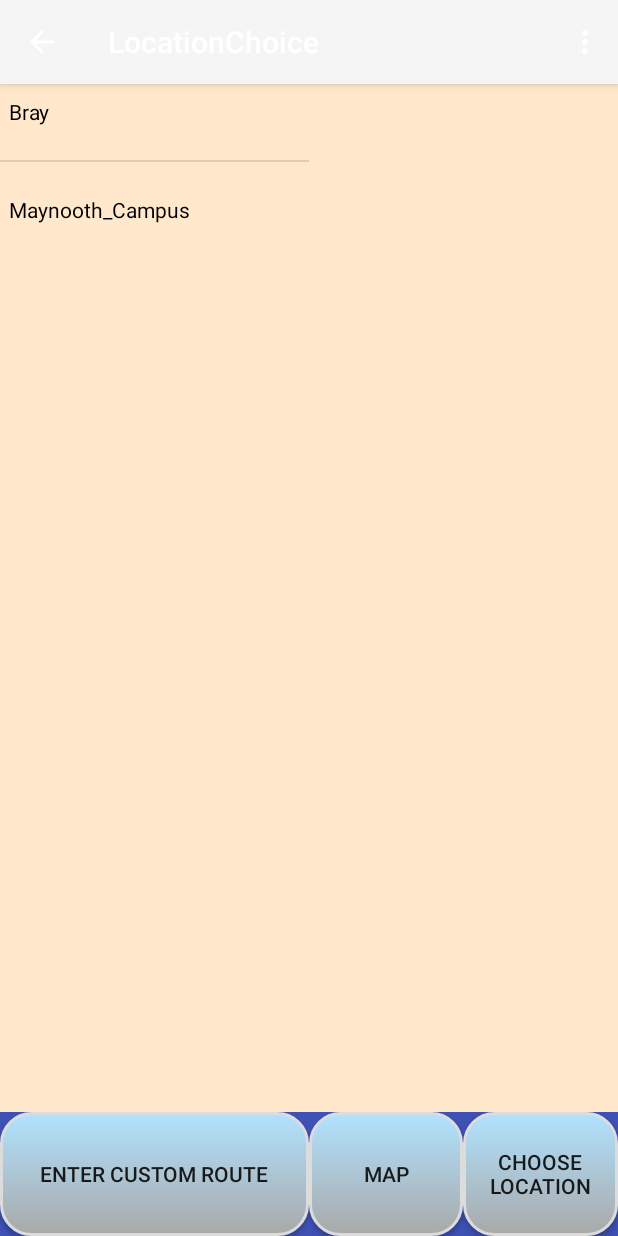
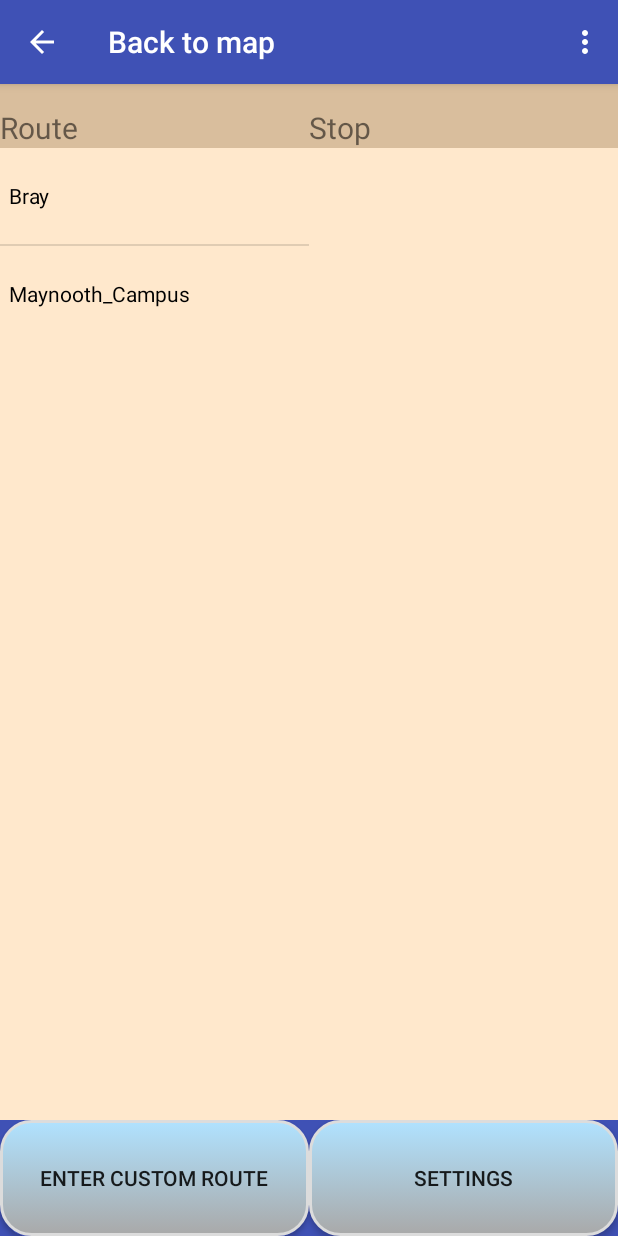
Before and after one commit to brendanwhitebw/stopwatchproject, an Android app: the LocationChoice screen opened directly, with no data from a screen before it, on a phone screen of 412 x 824 dp. Run offline under Robolectric (Android 15) with nearby library versions, the phone set to English and light mode, and no system bars.

Commit message:
toolbar in settings xml colour fixed and background colour added, toolbar added back to location choice

```diff
--- a/app/src/main/res/layout/activity_settings.xml
+++ b/app/src/main/res/layout/activity_settings.xml
@@ -17,7 +17,7 @@
             android:id="@+id/settingsActToolbar"
             android:layout_width="match_parent"
             android:layout_height="?attr/actionBarSize"
-            android:background="?attr/colorPrimary"
+            android:background="@color/background"
             app:popupTheme="@style/AppTheme.PopupOverlay" />
 T
     </android.support.design.widget.AppBarLayout>
--- a/app/src/main/res/layout/content_location_choice.xml
+++ b/app/src/main/res/layout/content_location_choice.xml
@@ -1,4 +1,15 @@
 <?xml version="1.0" encoding="utf-8"?>
+<RelativeLayout xmlns:android="http://schemas.android.com/apk/res/android"
+    xmlns:app="http://schemas.android.com/apk/res-auto"
+    xmlns:tools="http://schemas.android.com/tools"
+    android:layout_width="match_parent"
+    android:layout_height="match_parent"
+    app:layout_behavior="@string/appbar_scrolling_view_behavior"
+    tools:context="com.eagerbeavers.stopwatch.LocationChoice"
+
+    android:background="#ffe8cc">
+
+
 
 <LinearLayout android:layout_height="fill_parent"
     android:layout_width="match_parent"
@@ -19,7 +30,7 @@
         android:layout_width="match_parent"
         android:layout_height="wrap_content"
         android:weightSum="10"
-            android:background="@color/background">
+            android:background="#d9be9d">
 
         <TextView
             android:layout_width="0dp"
@@ -86,21 +97,13 @@
             android:layout_width="0dp"
             android:layout_height="fill_parent"
             android:layout_alignParentLeft="true"
-            android:onClick="gotToMap"
-            android:text="@string/stringMap"
-            android:layout_weight="2.5"
-            android:background="@drawable/button_pattern" />
-
-        <Button
-            android:id="@+id/buttonAlarms"
-            android:layout_width="0dp"
-            android:layout_height="fill_parent"
-            android:layout_alignParentRight="true"
-            android:onClick="goToAlarms"
-            android:text="@string/stringAlarms"
-            android:layout_weight="2.5"
+            android:onClick="Settingsbutton"
+            android:text="Settings"
+            android:layout_weight="5"
             android:background="@drawable/button_pattern" />
 
     </LinearLayout>
 
 </LinearLayout>
+
+</RelativeLayout>
--- a/app/src/main/res/layout/location_choice.xml
+++ b/app/src/main/res/layout/location_choice.xml
@@ -2,16 +2,23 @@
 <android.support.design.widget.CoordinatorLayout
     xmlns:android="http://schemas.android.com/apk/res/android"
     xmlns:app="http://schemas.android.com/apk/res-auto"
-    xmlns:tools="http://schemas.android.com/tools" android:layout_width="match_parent"
-    android:layout_height="match_parent" android:fitsSystemWindows="true"
+    xmlns:tools="http://schemas.android.com/tools"
+    android:layout_width="match_parent"
+    android:layout_height="match_parent"
+    android:fitsSystemWindows="true"
     tools:context="com.eagerbeavers.stopwatch.LocationChoice">
 
-    <android.support.design.widget.AppBarLayout android:layout_height="wrap_content"
-        android:layout_width="match_parent" android:theme="@style/AppTheme.AppBarOverlay">
+    <android.support.design.widget.AppBarLayout
+        android:layout_height="wrap_content"
+        android:layout_width="match_parent"
+        android:theme="@style/AppTheme.AppBarOverlay">
 
-        <android.support.v7.widget.Toolbar android:id="@+id/toolbar"
-            android:layout_width="match_parent" android:layout_height="?attr/actionBarSize"
-            android:background="?attr/colorPrimary" app:popupTheme="@style/AppTheme.PopupOverlay" />
+        <android.support.v7.widget.Toolbar
+            android:id="@+id/toolbar"
+            android:layout_width="match_parent"
+            android:layout_height="?attr/actionBarSize"
+            android:background="@color/background"
+            app:popupTheme="@style/AppTheme.PopupOverlay" />
 
     </android.support.design.widget.AppBarLayout>
 
--- a/app/src/main/res/menu/menu_home_screen.xml
+++ b/app/src/main/res/menu/menu_home_screen.xml
@@ -6,4 +6,5 @@
 
     <item android:id="@+id/toolbar_settings"
         android:title="Settings"/>
+
 </menu>
--- a/app/src/main/res/values/strings.xml
+++ b/app/src/main/res/values/strings.xml
@@ -1,7 +1,7 @@
 <resources>
     <string name="app_name">StopWATCH</string>
     <string name="action_settings">Settings</string>
-    <string name="title_activity_location_choice">LocationChoice</string>
+    <string name="title_activity_location_choice">Back to map</string>
     <string name="title_activity_map">Map</string>
     <string name="title_activity_custom_input">Map</string>
     <string name="title_activity_settings">Settings</string>
```
Also changed, not shown: app/src/main/java/com/eagerbeavers/stopwatch/LocationChoice.java (+10 -2 lines), app/src/main/res/layout/content_settings.xml (+8 -1 lines).
